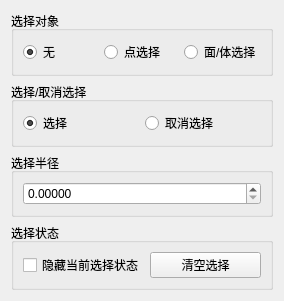
Above: Qt/Resources/UI/SelectionView.ui from hu-shuhan/editOpeniGame before the change. Below: the same form after it.
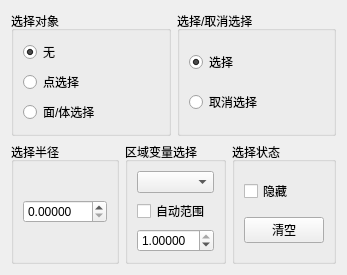
That is the form after the change.

Commit message: pre complete the auto select

```diff
--- a/Qt/Resources/UI/SelectionView.ui
+++ b/Qt/Resources/UI/SelectionView.ui
@@ -6,8 +6,8 @@
    <rect>
     <x>0</x>
     <y>0</y>
-    <width>284</width>
-    <height>269</height>
+    <width>245</width>
+    <height>192</height>
    </rect>
   </property>
   <property name="windowTitle">
@@ -15,6 +15,8 @@
   </property>
   <layout class="QVBoxLayout" name="verticalLayout">
    <item>
+    <layout class="QHBoxLayout" name="horizontalLayout">
+     <item>
     <widget class="QGroupBox" name="groupBox">
      <property name="title">
       <string>选择对象</string>
@@ -22,7 +24,7 @@
      <property name="checkable">
       <bool>false</bool>
      </property>
-     <layout class="QHBoxLayout" name="horizontalLayout">
+       <layout class="QVBoxLayout" name="verticalLayout_3">
       <item>
        <widget class="QRadioButton" name="NONE_SELECTION">
         <property name="text">
@@ -55,7 +57,7 @@
      <property name="title">
       <string>选择/取消选择</string>
      </property>
-     <layout class="QHBoxLayout" name="horizontalLayout_4">
+       <layout class="QVBoxLayout" name="verticalLayout_4">
       <item>
        <widget class="QRadioButton" name="Select">
         <property name="text">
@@ -76,6 +78,10 @@
      </layout>
     </widget>
    </item>
+    </layout>
+   </item>
+   <item>
+    <layout class="QHBoxLayout" name="horizontalLayout_5">
    <item>
     <widget class="QGroupBox" name="groupBox_2">
      <property name="title">
@@ -98,28 +104,72 @@
      </layout>
     </widget>
    </item>
+     <item>
+      <widget class="QGroupBox" name="groupBox_5">
+       <property name="title">
+        <string>区域变量选择</string>
+       </property>
+       <layout class="QVBoxLayout" name="verticalLayout_2">
+        <item>
+         <widget class="QComboBox" name="variableChoose">
+          <property name="toolTip">
+           <string>变量选择</string>
+          </property>
+         </widget>
+        </item>
+        <item>
+         <widget class="QCheckBox" name="autoRange">
+          <property name="text">
+           <string>自动范围</string>
+          </property>
+         </widget>
+        </item>
+        <item>
+         <widget class="QDoubleSpinBox" name="theRange">
+          <property name="toolTip">
+           <string>范围</string>
+          </property>
+          <property name="decimals">
+           <number>5</number>
+          </property>
+          <property name="maximum">
+           <double>1.000000000000000</double>
+          </property>
+          <property name="singleStep">
+           <double>0.100000000000000</double>
+          </property>
+          <property name="value">
+           <double>1.000000000000000</double>
+          </property>
+         </widget>
+        </item>
+       </layout>
+      </widget>
+     </item>
    <item>
     <widget class="QGroupBox" name="groupBox_3">
      <property name="title">
       <string>选择状态</string>
      </property>
-     <layout class="QHBoxLayout" name="horizontalLayout_3">
+       <layout class="QVBoxLayout" name="verticalLayout_5">
       <item>
        <widget class="QCheckBox" name="noneSelectionState">
         <property name="text">
-         <string>隐藏当前选择状态</string>
+           <string>隐藏</string>
         </property>
        </widget>
       </item>
       <item>
        <widget class="QPushButton" name="clearSelectionState">
         <property name="text">
-         <string>清空选择</string>
+           <string>清空</string>
         </property>
        </widget>
       </item>
      </layout>
     </widget>
+     </item>
+    </layout>
    </item>
    <item>
     <spacer name="verticalSpacer">
```
Left out of the diff: 2 changed lines with no effect on the pictures. Lines whose indentation alone changed are shown as unchanged. The commit also changes 15 other files.
